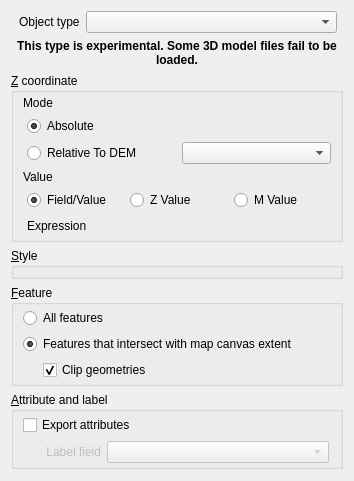
First picture: the form in ui/vectorproperties.ui, repository minorua/Qgis2threejs, before the edit.
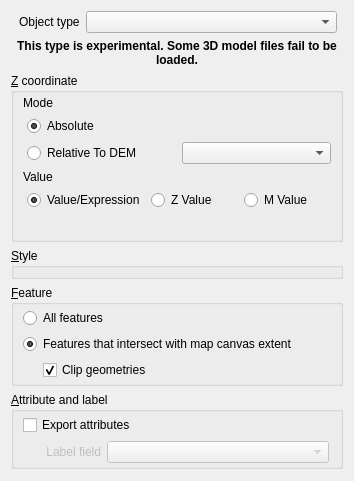
Second picture: the form after the edit. Custom widgets are drawn as their Qt base class.

Commit message:
vector property page: change text of radio button in z coordinate group (Field/Value to Value/Expression)
- also z coordinate value label

What changed in the file:
```diff
--- a/ui/vectorproperties.ui
+++ b/ui/vectorproperties.ui
@@ -144,7 +144,7 @@
           <item>
            <widget class="QRadioButton" name="radioButton_FieldValue">
             <property name="text">
-             <string>Field/Value</string>
+             <string>Value/Expression</string>
             </property>
             <property name="checked">
              <bool>true</bool>
@@ -180,8 +180,11 @@
          <layout class="QGridLayout" name="gridLayout" columnstretch="0,1">
           <item row="0" column="0">
            <widget class="QLabel" name="label_zExpression">
-            <property name="text">
-             <string>Expression</string>
+            <property name="minimumSize">
+             <size>
+              <width>46</width>
+              <height>0</height>
+             </size>
             </property>
            </widget>
           </item>
```
The commit also changes 2 other files.
